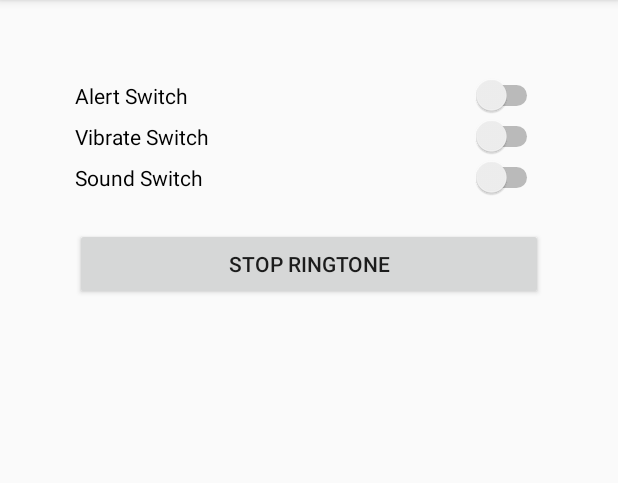
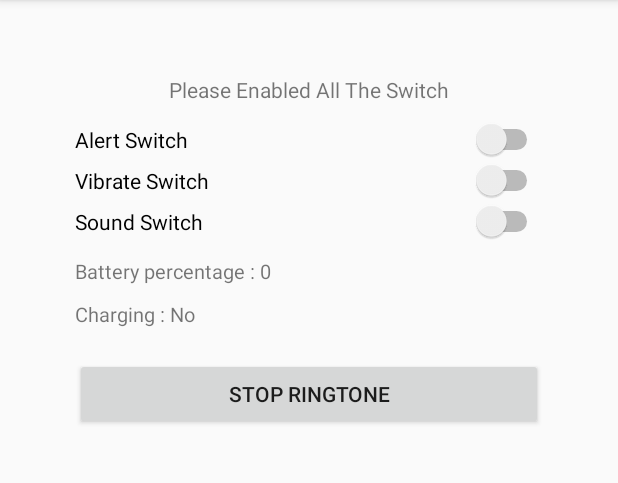
Before and after one commit to gaurav2398/BatterFullAlarms, an Android app: the screen it shows after launch (MainActivity), on a phone screen of 412 x 824 dp, the part 84-567 px from its top. Run offline under Robolectric (Android 15) with nearby library versions, the phone set to English and light mode, and no system bars; our stand-ins replace AdMob; 5 statements that could not run were skipped.

Commit message:
battery full alarm using background services

```diff
--- a/app/src/main/java/com/gaurav/project/batterfullalarm/MainActivity.java
+++ b/app/src/main/java/com/gaurav/project/batterfullalarm/MainActivity.java
@@ -13,6 +13,8 @@ import android.net.Uri;
 import android.os.BatteryManager;
 import android.os.Build;
 import android.os.Bundle;
+import android.os.Handler;
+import android.os.Looper;
 import android.util.Log;
 import android.view.Menu;
 import android.view.MenuItem;
@@ -40,7 +42,7 @@ public class MainActivity extends AppCompatActivity implements CompoundButton.On
     public static final String PREFERENCE_KEY_SOUND = "sound";
 
     private SharedPreferences mPreferences;
-    private Switch mEnabledSwitch;
+    public static int pluged;
 
     private InterstitialAd mInterstitialAd;
 
@@ -55,10 +57,55 @@ public class MainActivity extends AppCompatActivity implements CompoundButton.On
         getSupportActionBar().setDisplayShowHomeEnabled(true);
 
         mPreferences = getSharedPreferences(PREFERENCES_NAME, 0);
-
         setContentView(R.layout.activity_main);
 
-        ((TextView) findViewById(R.id.version_text)).setText("VERSION_NAME");
+        IntentFilter ifilter = new IntentFilter(Intent.ACTION_BATTERY_CHANGED);
+        Intent batteryStatus = getApplicationContext().registerReceiver(null, ifilter);
+        int level = batteryStatus.getIntExtra(BatteryManager.EXTRA_LEVEL, -1);
+        int scale = batteryStatus.getIntExtra(BatteryManager.EXTRA_SCALE, -1);
+        float batteryPct = level / (float)scale;
+        final float p = batteryPct * 100;
+
+        Log.d("Battery percentage",String.valueOf(Math.round(p))+"%");
+
+        ((TextView) findViewById(R.id.version_text)).setText("Battery percentage : "+String.valueOf(Math.round(p)));
+
+        final Handler handler = new Handler();//class variable
+        final int[] count = {0};
+
+        handler.post(new Runnable() {
+
+            @Override
+            public void run() {
+
+                updateCounter(count[0]++);
+
+                if (MainService.status>0) {
+
+                    stop.setOnClickListener(new View.OnClickListener() {
+                        @Override
+                        public void onClick(View v) {
+                            stopsound(count[0]++);
+
+                        }
+                    });
+                }
+                if (MainService.status==4)
+                {
+                    if (MainService.status==4)
+                    {
+                        stopsound(count[0]++);
+                    }
+                }
+                if(count[0] < (10*1000)) {
+
+                    handler.postDelayed(this, 1000);
+
+                }
+
+            }
+
+        });
 
         MobileAds.initialize(this, new OnInitializationCompleteListener() {
             @Override
@@ -78,7 +125,6 @@ public class MainActivity extends AppCompatActivity implements CompoundButton.On
             }
 
         });
-
 
         AdView adView = new AdView(this);
         adView.setAdSize(AdSize.BANNER);
@@ -101,20 +147,14 @@ public class MainActivity extends AppCompatActivity implements CompoundButton.On
         AdRequest adRequest2 = new AdRequest.Builder().build();
         mAdView2.loadAd(adRequest2);
 
-
         stop = findViewById(R.id.btnstop);
-
-        Uri uri = RingtoneManager.getDefaultUri(RingtoneManager.TYPE_RINGTONE);
-        final Ringtone ringtone = RingtoneManager.getRingtone(getApplicationContext(),uri);
-
         stop.setOnClickListener(new View.OnClickListener() {
             @Override
             public void onClick(View v) {
 
+                if (String.valueOf(Math.round(p)).equals("100")) {
                     MainService.ringtone.stop();
-                    MainService.ringtone.stop();
-                    MainService.ringtone.stop();
-
+                }
                 if (mInterstitialAd.isLoaded()) {
                     mInterstitialAd.show();
                 } else {
@@ -148,7 +188,6 @@ public class MainActivity extends AppCompatActivity implements CompoundButton.On
 
                     @Override
                     public void onAdClosed() {
-                        // Code to be executed when the interstitial ad is closed.
                     }
                 });
 
@@ -157,8 +196,9 @@ public class MainActivity extends AppCompatActivity implements CompoundButton.On
         });
 
         boolean isEnabled = mPreferences.getBoolean(PREFERENCE_KEY_ENABLED, false);
+        Switch mEnabledSwitch;
         mEnabledSwitch = (Switch) findViewById(R.id.enabled_switch);
-        mEnabledSwitch.setChecked(isEnabled);
+        mEnabledSwitch.setChecked(mPreferences.getBoolean(ALARM_SERVICE, false));
         mEnabledSwitch.setOnCheckedChangeListener(this);
 
         Switch vibrateSwitch = (Switch) findViewById(R.id.vibrate_switch);
@@ -210,14 +250,40 @@ public class MainActivity extends AppCompatActivity implements CompoundButton.On
                 break;
         }
     }
-    public static boolean isPlugged(Context context) {
-        boolean isPlugged= false;
-        Intent intent = context.registerReceiver(null, new IntentFilter(Intent.ACTION_BATTERY_CHANGED));
-        int plugged = intent.getIntExtra(BatteryManager.EXTRA_PLUGGED, -1);
-        isPlugged = plugged == BatteryManager.BATTERY_PLUGGED_AC || plugged == BatteryManager.BATTERY_PLUGGED_USB;
-        if (Build.VERSION.SDK_INT > Build.VERSION_CODES.JELLY_BEAN) {
-            isPlugged = isPlugged || plugged == BatteryManager.BATTERY_PLUGGED_WIRELESS;
+    private void updateCounter(final int count) {
+        runOnUiThread(new Runnable() {
+            @Override
+            public void run() {
+                IntentFilter ifilter = new IntentFilter(Intent.ACTION_BATTERY_CHANGED);
+                Intent batteryStatus = getApplicationContext().registerReceiver(null, ifilter);
+                int level = batteryStatus.getIntExtra(BatteryManager.EXTRA_LEVEL, -1);
+                int scale = batteryStatus.getIntExtra(BatteryManager.EXTRA_SCALE, -1);
+                pluged = batteryStatus.getIntExtra(BatteryManager.EXTRA_PLUGGED, -1);
+                float batteryPct = level / (float)scale;
+                final float p = batteryPct * 100;
+            }
+        });
+        if (pluged==2)
+            ((TextView) findViewById(R.id.pluged)).setText("Charging : Yes");
+        else
+            ((TextView) findViewById(R.id.pluged)).setText("Charging : No");
+
+        if (MainService.status>0)
+        {
+            stop.setOnClickListener(new View.OnClickListener() {
+                @Override
+                public void onClick(View v) {
+                    MainService.ringtone.stop();
+                }
+            });
         }
-        return isPlugged;
+    }
+    private void stopsound(final int count) {
+        runOnUiThread(new Runnable() {
+            @Override
+            public void run() {
+                MainService.ringtone.stop();
+            }
+        });
     }
 }
--- a/app/src/main/res/layout/activity_main.xml
+++ b/app/src/main/res/layout/activity_main.xml
@@ -7,26 +7,28 @@
     android:padding="50dp"
     android:orientation="vertical"
     tools:context=".MainActivity">
+    <TextView
+        android:layout_gravity="center"
+        android:layout_width="wrap_content"
+        android:layout_height="wrap_content"
+        android:layout_marginBottom="10dp"
+        android:text="Please Enabled All The Switch"
+        android:singleLine="true"
+        android:textSize="14sp"/>
 
     <Switch
         android:id="@+id/enabled_switch"
-        android:enabled="true"
         android:layout_width="match_parent"
         android:layout_height="wrap_content"
-        android:soundEffectsEnabled="true"
         android:text="Alert Switch"/>
 
     <Switch
-        android:enabled="true"
         android:id="@+id/vibrate_switch"
         android:layout_width="match_parent"
         android:layout_height="wrap_content"
-        android:soundEffectsEnabled="true"
         android:text="Vibrate Switch"/>
 
     <Switch
-        android:enabled="true"
-        android:soundEffectsEnabled="true"
         android:id="@+id/sound_switch"
         android:layout_width="match_parent"
         android:layout_height="wrap_content"
@@ -37,8 +39,16 @@
         android:id="@+id/version_text"
         android:layout_width="wrap_content"
         android:layout_height="wrap_content"
-        android:visibility="gone"
-        android:textSize="12sp"/>
+        android:layout_marginTop="10dp"
+        android:text="battery percentage"
+        android:textSize="13sp"/>
+    <TextView
+        android:id="@+id/pluged"
+        android:layout_width="wrap_content"
+        android:layout_height="wrap_content"
+        android:layout_marginTop="10dp"
+        android:text="pluged"
+        android:textSize="13sp"/>
 
     <Button
         android:layout_marginTop="20dp"
--- a/build.gradle
+++ b/build.gradle
@@ -1,4 +1,3 @@
-// Top-level build file where you can add configuration options common to all sub-projects/modules.
 
 buildscript {
 
@@ -8,11 +7,8 @@ buildscript {
 
     }
     dependencies {
-        classpath 'com.android.tools.build:gradle:3.6.1'
+        classpath 'com.android.tools.build:gradle:3.5.3'
 
-
-        // NOTE: Do not place your application dependencies here; they belong
-        // in the individual module build.gradle files
     }
 }
 
```
Also changed, not shown: app/src/main/java/com/gaurav/project/batterfullalarm/MainService.java (+48 -3 lines), app/src/main/res/drawable/ic_launcher_foreground.xml (renamed from app/src/main/res/drawable-v24/ic_launcher_foreground.xml), app/src/main/res/drawable/launcher_foreground.xml (renamed from app/src/main/res/drawable-v24/launcher_foreground.xml), 3 other files.
